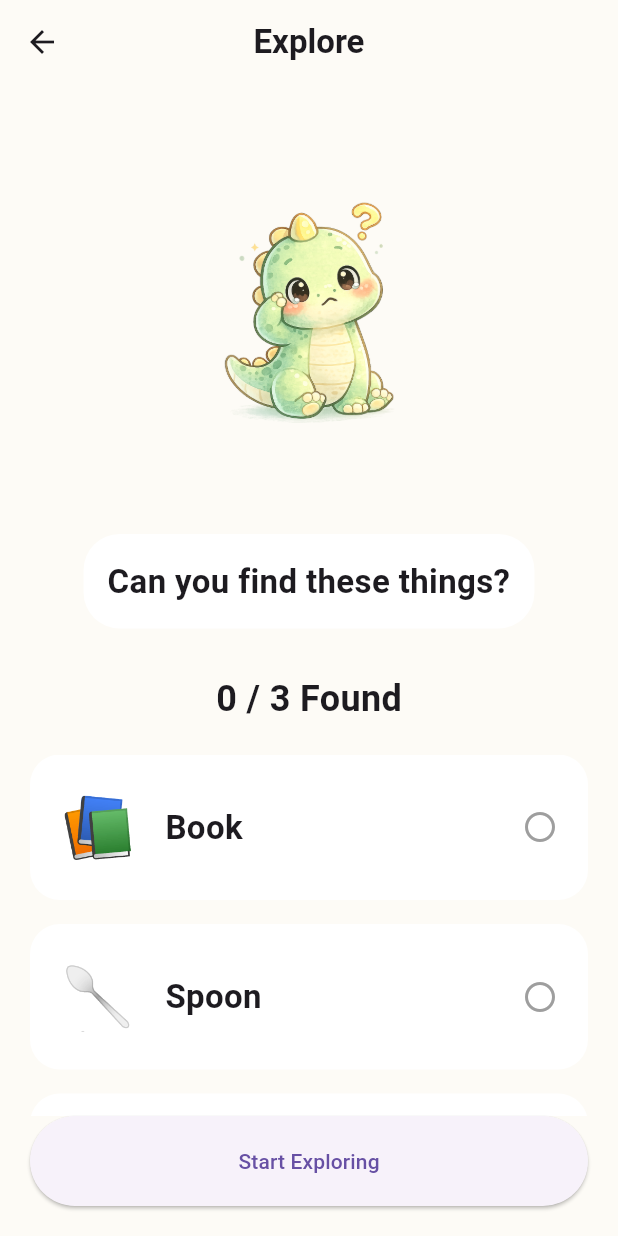
After one commit to VigneshHegde78/Coco-Quest, a Flutter app: the ExploreScreen screen opened directly, on a phone screen of 412 x 824 dp. The commit adds this screen. Run offline on Flutter 3.47's test engine with Material 3 defaults, Android fonts, the phone set to English and light mode, and no system bars; our stand-ins replace google_generative_ai, image_picker, shared_preferences; accounts and stored records are empty.

Commit message:
Recognization feature added

```diff
--- /dev/null
+++ b/lib/features/explore/models/mission_item.dart
@@ -0,0 +1,14 @@
+class MissionItem {
+  final String name;
+  final String emoji;
+  final List<String> keywords;
+
+  bool found;
+
+  MissionItem({
+    required this.name,
+    required this.emoji,
+    required this.keywords,
+    this.found = false,
+  });
+}
--- /dev/null
+++ b/lib/features/explore/screens/explore_screen.dart
@@ -0,0 +1,226 @@
+import 'package:cocoquest/core/game_progress.dart';
+import 'package:flutter/material.dart';
+import 'camera_screen.dart';
+import '../models/mission_item.dart';
+import '../services/gemini_service.dart';
+
+class ExploreScreen extends StatefulWidget {
+  const ExploreScreen({super.key});
+
+  @override
+  State<ExploreScreen> createState() => _ExploreScreenState();
+}
+
+class _ExploreScreenState extends State<ExploreScreen> {
+  final List<MissionItem> missions = [
+    MissionItem(name: 'Book', emoji: '📚', keywords: ['book', 'notebook']),
+    MissionItem(name: "Spoon", emoji: "🥄", keywords: ['spoon']),
+    MissionItem(name: "Chair", emoji: "🪑", keywords: ['chair']),
+  ];
+
+  int get completedCount => missions.where((item) => item.found).length;
+
+  void showFoundDialog(String itemName) {
+    showDialog(
+      context: context,
+      builder: (_) {
+        return AlertDialog(
+          title: const Text("🎉 Great Job!"),
+          content: Text("$itemName Found!\n⭐ +5 Stars"),
+          actions: [
+            TextButton(
+              onPressed: () {
+                Navigator.pop(context);
+              },
+              child: const Text("Yay!"),
+            ),
+          ],
+        );
+      },
+    );
+  }
+
+  void processResult(String result) async {
+    for (final item in missions) {
+      if (item.found) continue;
+
+      for (final keyword in item.keywords) {
+        if (result.contains(keyword)) {
+          setState(() {
+            item.found = true;
+          });
+
+          GameProgress.stars += 5;
+          GameProgress.objectsFound++;
+          await GameProgress.save();
+
+          showFoundDialog(item.name);
+
+          if (missions.every((m) => m.found)) {
+            Future.delayed(const Duration(milliseconds: 500), () async {
+              GameProgress.missionsCompleted++;
+              showMissionComplete();
+              await GameProgress.save();
+            });
+          }
+
+          return;
+        }
+      }
+    }
+  }
+
+  void showMissionComplete() {
+    showDialog(
+      context: context,
+      barrierDismissible: false,
+      builder: (_) {
+        return AlertDialog(
+          title: const Text("🏆 Mission Complete!"),
+          content: Column(
+            mainAxisSize: MainAxisSize.min,
+            children: [
+              Image.asset('assets/rewards/star.png', width: 120),
+
+              const SizedBox(height: 16),
+
+              const Text(
+                "Amazing!\nYou found everything!",
+                textAlign: TextAlign.center,
+              ),
+            ],
+          ),
+          actions: [
+            TextButton(
+              onPressed: () {
+                Navigator.pop(context);
+              },
+              child: const Text("Awesome!"),
+            ),
+          ],
+        );
+      },
+    );
+  }
+
+  @override
+  Widget build(BuildContext context) {
+    return Scaffold(
+      backgroundColor: const Color(0xFFFDFBF6),
+
+      appBar: AppBar(
+        centerTitle: true,
+        backgroundColor: Colors.transparent,
+        elevation: 0,
+        title: const Text(
+          "Explore",
+          style: TextStyle(fontWeight: FontWeight.bold),
+        ),
+      ),
+
+      body: Padding(
+        padding: const EdgeInsets.all(20),
+
+        child: Column(
+          children: [
+            Image.asset('assets/mascot/coco_thinking.png', width: 180),
+
+            const SizedBox(height: 10),
+
+            Container(
+              padding: const EdgeInsets.all(16),
+              decoration: BoxDecoration(
+                color: Colors.white,
+                borderRadius: BorderRadius.circular(24),
+              ),
+              child: const Text(
+                "Can you find these things?",
+                textAlign: TextAlign.center,
+                style: TextStyle(fontSize: 22, fontWeight: FontWeight.bold),
+              ),
+            ),
+
+            const SizedBox(height: 30),
+
+            Text(
+              "$completedCount / ${missions.length} Found",
+              style: const TextStyle(fontSize: 24, fontWeight: FontWeight.bold),
+            ),
+
+            const SizedBox(height: 20),
+
+            Expanded(
+              child: ListView.builder(
+                itemCount: missions.length,
+                itemBuilder: (_, index) {
+                  final item = missions[index];
+
+                  return Container(
+                    margin: const EdgeInsets.only(bottom: 16),
+
+                    padding: const EdgeInsets.all(20),
+
+                    decoration: BoxDecoration(
+                      color: Colors.white,
+                      borderRadius: BorderRadius.circular(20),
+                    ),
+
+                    child: Row(
+                      children: [
+                        Text(item.emoji, style: const TextStyle(fontSize: 40)),
+
+                        const SizedBox(width: 20),
+
+                        Expanded(
+                          child: Text(
+                            item.name,
+                            style: const TextStyle(
+                              fontSize: 22,
+                              fontWeight: FontWeight.bold,
+                            ),
+                          ),
+                        ),
+
+                        Icon(
+                          item.found
+                              ? Icons.check_circle
+                              : Icons.radio_button_unchecked,
+                          color: item.found ? Colors.green : Colors.grey,
+                        ),
+                      ],
+                    ),
+                  );
+                },
+              ),
+            ),
+
+            SizedBox(
+              width: double.infinity,
+              height: 60,
+
+              child: ElevatedButton(
+                onPressed: () async {
+                  final imagePath = await Navigator.push(
+                    context,
+                    MaterialPageRoute(builder: (_) => const CameraScreen()),
+                  );
+
+                  if (imagePath != null) {
+                    final result = await GeminiService.identifyObject(
+                      imagePath,
+                    );
+
+                    print(result);
+
+                    processResult(result);
+                  }
+                },
+                child: const Text("Start Exploring"),
+              ),
+            ),
+          ],
+        ),
+      ),
+    );
+  }
+}
--- /dev/null
+++ b/lib/features/rewards/screens/rewards_screen.dart
@@ -0,0 +1,34 @@
+class Reward {
+  final String image;
+  final String title;
+  final int requiredStars;
+
+  Reward({
+    required this.image,
+    required this.title,
+    required this.requiredStars,
+  });
+}
+
+final rewards = [
+  Reward(
+    image: 'assets/stickers/lion.png',
+    title: 'Lion',
+    requiredStars: 5,
+  ),
+  Reward(
+    image: 'assets/stickers/rocket.png',
+    title: 'Rocket',
+    requiredStars: 10,
+  ),
+  Reward(
+    image: 'assets/stickers/rainbow.png',
+    title: 'Rainbow',
+    requiredStars: 15,
+  ),
+  Reward(
+    image: 'assets/stickers/unicorn.png',
+    title: 'Unicorn',
+    requiredStars: 20,
+  ),
+];
--- a/pubspec.yaml
+++ b/pubspec.yaml
@@ -18,6 +18,10 @@ dev_dependencies:
     sdk: flutter
 
   flutter_lints: ^6.0.0
+  camera:
+  image_picker:
+  google_generative_ai:
+  shared_preferences: ^2.5.5
 
 flutter:
   uses-material-design: true
```
Also changed, not shown: lib/core/game_progress.dart (added, +35 -0 lines), lib/features/achievements/helpers/achievement_helper.dart (added, +23 -0 lines), lib/features/achievements/models/achievement.dart (added, +13 -0 lines), lib/features/achievements/screens/achievement_screen.dart (added, +106 -0 lines), lib/features/explore/screens/camera_screen.dart (added, +80 -0 lines), lib/features/explore/services/gemini_service.dart (added, +40 -0 lines), lib/features/home/screens/home_screen.dart (+40 -4 lines), lib/features/play/screens/play_screen.dart (+8 -5 lines), lib/main.dart (+6 -1 lines), pubspec.lock, 3 other files.
